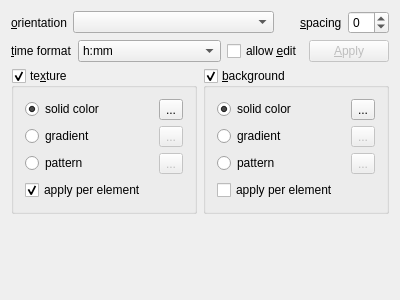
First picture: the form in src/app/settings/classic_skin_settings.ui, repository Kolcha/DigitalClockNext, before the edit.
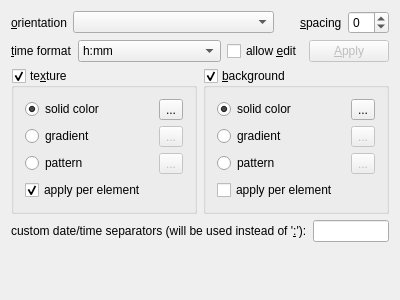
Second picture: the form after the edit.

Commit message: implemented custom separator support for text skin

Diff of the .ui file:
```diff
--- a/src/app/settings/classic_skin_settings.ui
+++ b/src/app/settings/classic_skin_settings.ui
@@ -316,6 +316,23 @@
     </widget>
    </item>
    <item row="3" column="0" colspan="2">
+    <layout class="QHBoxLayout" name="custom_seps_layout">
+     <item>
+      <widget class="QLabel" name="custom_seps_label">
+       <property name="text">
+        <string>custom date/time separators (will be used instead of '&amp;:'):</string>
+       </property>
+       <property name="buddy">
+        <cstring>custom_seps_edit</cstring>
+       </property>
+      </widget>
+     </item>
+     <item>
+      <widget class="QLineEdit" name="custom_seps_edit"/>
+     </item>
+    </layout>
+   </item>
+   <item row="4" column="0" colspan="2">
     <spacer name="verticalSpacer">
      <property name="orientation">
       <enum>Qt::Vertical</enum>
```
The commit also changes 7 other files.
